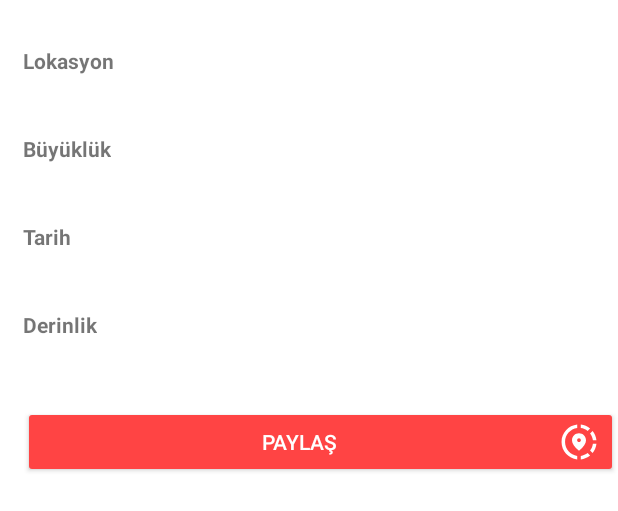
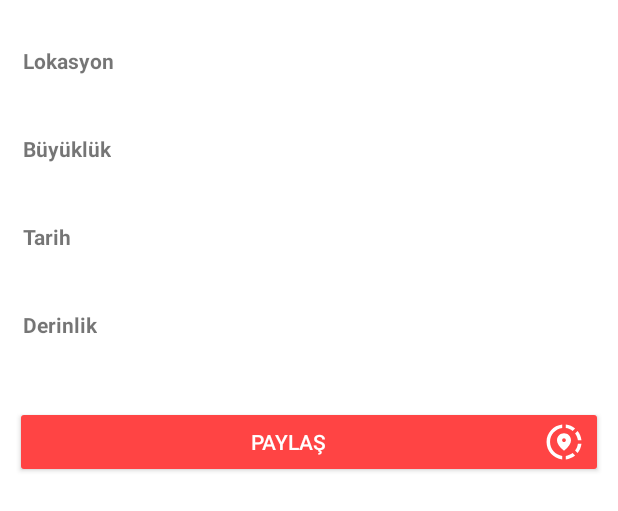
Before and after one commit to yyazir/MobileAndroidJavaProjects, an Android app: the layout afadeq_bottom_sheet_layout.xml on its own in the app's theme, with its tools: preview values and no code run, on a phone screen of 412 x 824 dp. Shown: the top 511 px of the screen. Run offline under Robolectric (Android 15) with nearby library versions, the phone set to English and light mode, and no system bars; Roboto replaces fonts that are not available here.

Commit message:
earthquake ve focalmechanism share butonları güncellenmiştir.

```diff
--- a/app/src/main/res/layout/afadeq_bottom_sheet_layout.xml
+++ b/app/src/main/res/layout/afadeq_bottom_sheet_layout.xml
@@ -117,12 +117,14 @@
             android:layout_width="0dp"
             android:layout_height="wrap_content"
             android:layout_marginTop="15dp"
+            android:layout_marginLeft="10dp"
+            android:layout_marginRight="10dp"
             android:backgroundTint="@color/purple_700"
             android:text="PAYLAŞ"
             android:textColor="@color/white"
             android:drawableEnd="@drawable/share_white"
             app:layout_constraintEnd_toEndOf="parent"
-            app:layout_constraintStart_toEndOf="@id/depthEQText"
+            app:layout_constraintStart_toStartOf="parent"
             app:layout_constraintTop_toBottomOf="@+id/depthEQText" />
 
     </androidx.constraintlayout.widget.ConstraintLayout>
--- a/app/src/main/res/layout/focal_mechanism_bottom_sheet_layout.xml
+++ b/app/src/main/res/layout/focal_mechanism_bottom_sheet_layout.xml
@@ -402,6 +402,8 @@
             android:layout_width="0dp"
             android:layout_height="wrap_content"
             android:layout_marginTop="15dp"
+            android:layout_marginLeft="10dp"
+            android:layout_marginRight="10dp"
             android:backgroundTint="@color/purple_700"
             android:text="PAYLAŞ"
             android:textColor="@color/white"
```
